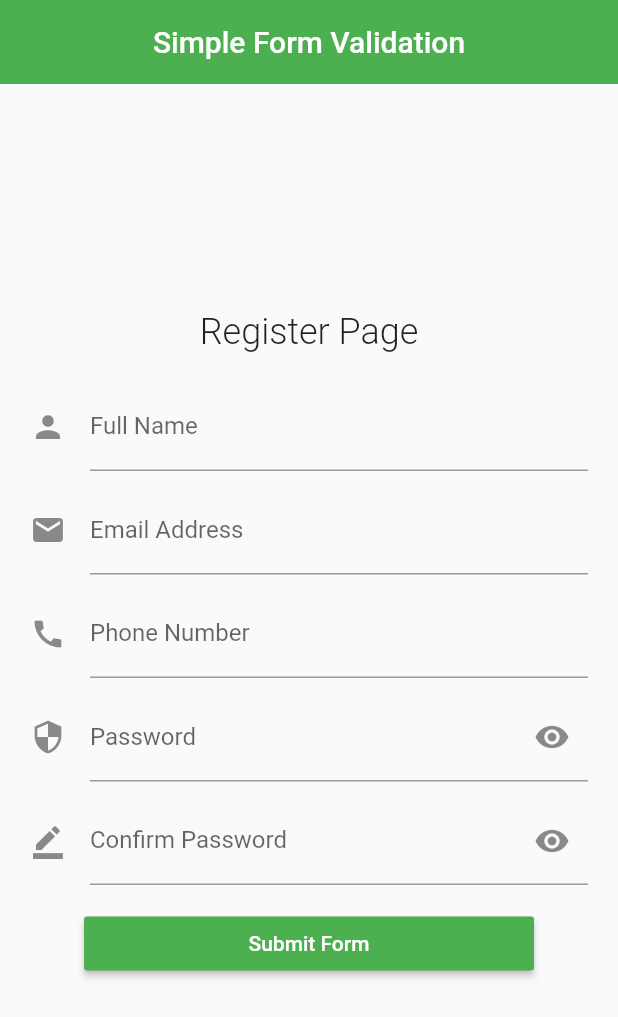
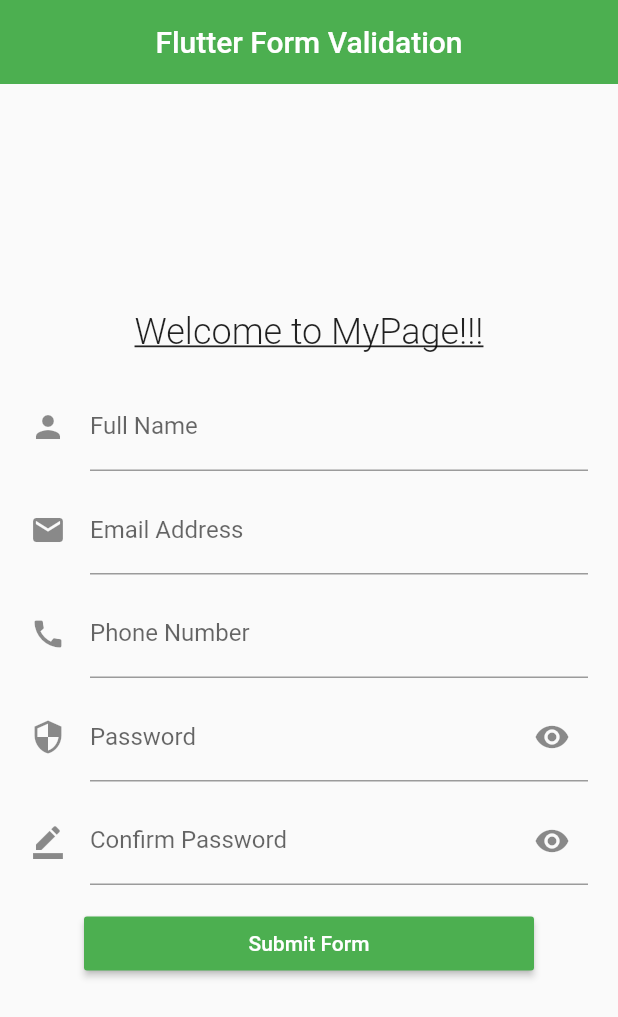
Before and after one commit to techwithsam/flutter_form_validation, a Flutter app: the screen it shows after launch, on a phone screen of 412 x 824 dp. Shown: the top 1017 px of the screen. Run offline on Flutter 3.47's test engine with Material 2 defaults, Android fonts, the phone set to English and light mode, and no system bars.

Commit message:
new update

```diff
--- a/lib/main.dart
+++ b/lib/main.dart
@@ -16,10 +16,12 @@ class MyApp extends StatelessWidget {
         primarySwatch: Colors.green,
         visualDensity: VisualDensity.adaptivePlatformDensity,
       ),
+      debugShowCheckedModeBanner: false,
       home: MyHomePage(),
     );
   }
-}
+} // so we're create a normal startup of a flutter application here
+// so in our MyHomePage is where we're going to be working
 
 class MyHomePage extends StatefulWidget {
   MyHomePage({Key key}) : super(key: key);
@@ -34,14 +36,16 @@ class _MyHomePageState extends State<MyHomePage> {
   TextEditingController _phn = TextEditingController();
   TextEditingController _pass = TextEditingController();
   TextEditingController _cpass = TextEditingController();
-  var _formKey = GlobalKey<ScaffoldState>();
+  // So all this four controller's is for the textfield we're creating
+  var _formKey = GlobalKey<ScaffoldState>(); // a scaffold Globalkey
   bool hidePass = true;
+  // this is a boolean called hidePass we're going to use it for show and hide password
   @override
   Widget build(BuildContext context) {
     return Scaffold(
       key: _formKey,
       appBar: AppBar(
-        title: Text('Simple Form Validation'),
+        title: Text('Flutter Form Validation'),
         centerTitle: true,
         elevation: 0,
       ),
@@ -52,8 +56,9 @@ class _MyHomePageState extends State<MyHomePage> {
             children: <Widget>[
               Center(
                 child: Text(
-                  'Register Page',
+                  'Welcome to MyPage!!!',
                   style: TextStyle(
+                    decoration: TextDecoration.underline,
                     fontSize: 24,
                     fontWeight: FontWeight.w300,
                   ),
@@ -69,7 +74,7 @@ class _MyHomePageState extends State<MyHomePage> {
                         icon: Icon(Icons.person),
                         labelText: 'Full Name',
                       ),
-                    ),
+                    ), // textfield for the name session and so on
                     SizedBox(height: 10),
                     TextFormField(
                       controller: _email,
```
Also changed, not shown: assets/Flutter Tutorial For Beginners #1 — Form Validation (2).png (added), assets/screenshot-1596906596279.jpg (added), assets/screenshot-1596906614145.jpg (added), assets/screenshot-1596906783666.jpg (added).
